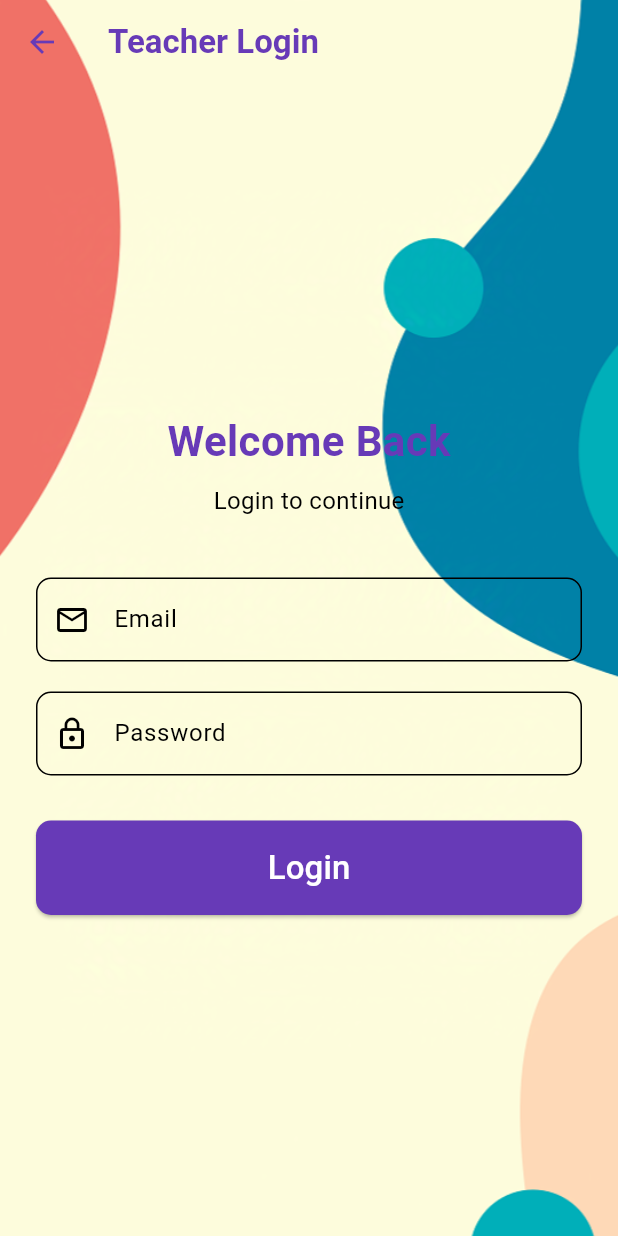
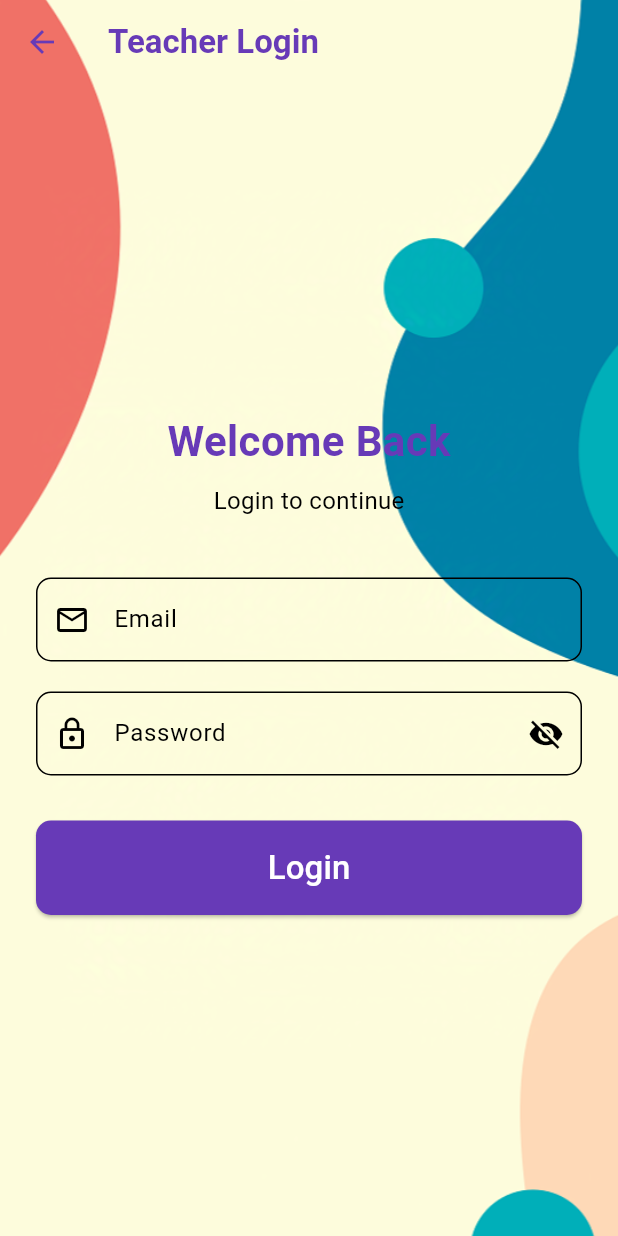
Before and after one commit to jadhavswapnil01/Flutter_Attendance, a Flutter app: the screen it shows after launch, after a tap on "Teacher Login", on a phone screen of 412 x 824 dp. Run offline on Flutter 3.47's test engine with Material 3 defaults, Android fonts, the phone set to English and light mode, and no system bars; our stand-ins replace image_picker, location, sqflite; missing offline and left inert: dart:ffi, wifi_iot; accounts and stored records are empty; network calls fail.

Commit message:
hide/unhide pass

```diff
--- a/lib/screens/teacher_login.dart
+++ b/lib/screens/teacher_login.dart
@@ -4,7 +4,6 @@ import 'package:http/http.dart' as http;
 import '../screens/teacher_dashboard.dart';
 import 'constants.dart';
 import 'package:untitled4/screens/background_scaffold.dart';
-
 
 class TeacherLogin extends StatefulWidget {
   const TeacherLogin({Key? key}) : super(key: key);
@@ -19,6 +18,7 @@ class _TeacherLoginState extends State<TeacherLogin> {
   final _passwordController = TextEditingController();
   bool _isLoading = false;
   String _loginMessage = '';
+  bool _isPasswordVisible = false; // To track password visibility
 
   Future<void> login(String email, String password) async {
     setState(() {
@@ -103,7 +103,6 @@ class _TeacherLoginState extends State<TeacherLogin> {
                   const Text(
                     'Login to continue',
                     style: TextStyle(fontSize: 16, color: Color.fromARGB(255, 0, 0, 0)),
-
                   ),
                   const SizedBox(height: 40),
                   TextFormField(
@@ -113,23 +112,11 @@ class _TeacherLoginState extends State<TeacherLogin> {
                       prefixIcon: const Icon(Icons.email_outlined),
                       border: OutlineInputBorder(
                         borderRadius: BorderRadius.circular(10),
-                          borderSide: const BorderSide(color: Colors.black), // Default border
+                        borderSide: const BorderSide(color: Colors.black),
                       ),
                       focusedBorder: OutlineInputBorder(
                         borderRadius: BorderRadius.circular(10),
-                          borderSide: const BorderSide(color: Colors.black, width: 2.0), // On focus
-                        ),
-                        enabledBorder: OutlineInputBorder(
-                          borderRadius: BorderRadius.circular(10),
-                          borderSide: const BorderSide(color: Colors.black), // Default
-                        ),
-                        errorBorder: OutlineInputBorder(
-                          borderRadius: BorderRadius.circular(10),
-                          borderSide: const BorderSide(color: Colors.red), // On error
-                        ),
-                        focusedErrorBorder: OutlineInputBorder(
-                          borderRadius: BorderRadius.circular(10),
-                          borderSide: const BorderSide(color: Colors.red, width: 2.0), // On error + focus
+                        borderSide: const BorderSide(color: Colors.black, width: 2.0),
                       ),
                     ),
                     keyboardType: TextInputType.emailAddress,
@@ -147,9 +134,20 @@ class _TeacherLoginState extends State<TeacherLogin> {
                   const SizedBox(height: 20),
                   TextFormField(
                     controller: _passwordController,
+                    obscureText: !_isPasswordVisible, // Toggle password visibility
                     decoration: InputDecoration(
                       labelText: 'Password',
                       prefixIcon: const Icon(Icons.lock_outline),
+                      suffixIcon: IconButton(
+                        icon: Icon(
+                          _isPasswordVisible ? Icons.visibility : Icons.visibility_off,
+                        ),
+                        onPressed: () {
+                          setState(() {
+                            _isPasswordVisible = !_isPasswordVisible;
+                          });
+                        },
+                      ),
                       border: OutlineInputBorder(
                         borderRadius: BorderRadius.circular(10),
                         borderSide: const BorderSide(color: Colors.black),
@@ -158,24 +156,10 @@ class _TeacherLoginState extends State<TeacherLogin> {
                         borderRadius: BorderRadius.circular(10),
                         borderSide: const BorderSide(color: Colors.black, width: 2.0),
                       ),
-                    enabledBorder: OutlineInputBorder(
-                      borderRadius: BorderRadius.circular(10),
-                      borderSide: const BorderSide(color: Colors.black),
                     ),
-                    errorBorder: OutlineInputBorder(
-                      borderRadius: BorderRadius.circular(10),
-                      borderSide: const BorderSide(color: Colors.red),
-                    ),
-                    focusedErrorBorder: OutlineInputBorder(
-                      borderRadius: BorderRadius.circular(10),
-                      borderSide: const BorderSide(color: Colors.red, width: 2.0),
-                    ),
-                  ),
-                  obscureText: true,
                     validator: (value) =>
                         value!.isEmpty ? 'Please enter your password' : null,
                   ),
-
                   const SizedBox(height: 30),
                   SizedBox(
                     width: double.infinity,
```
Also changed, not shown: lib/screens/student_login.dart (+14 -4 lines), lib/screens/student_register.dart (+29 -9 lines), lib/screens/teacher_register.dart (+14 -3 lines). Lines whose indentation alone changed are shown as unchanged.
